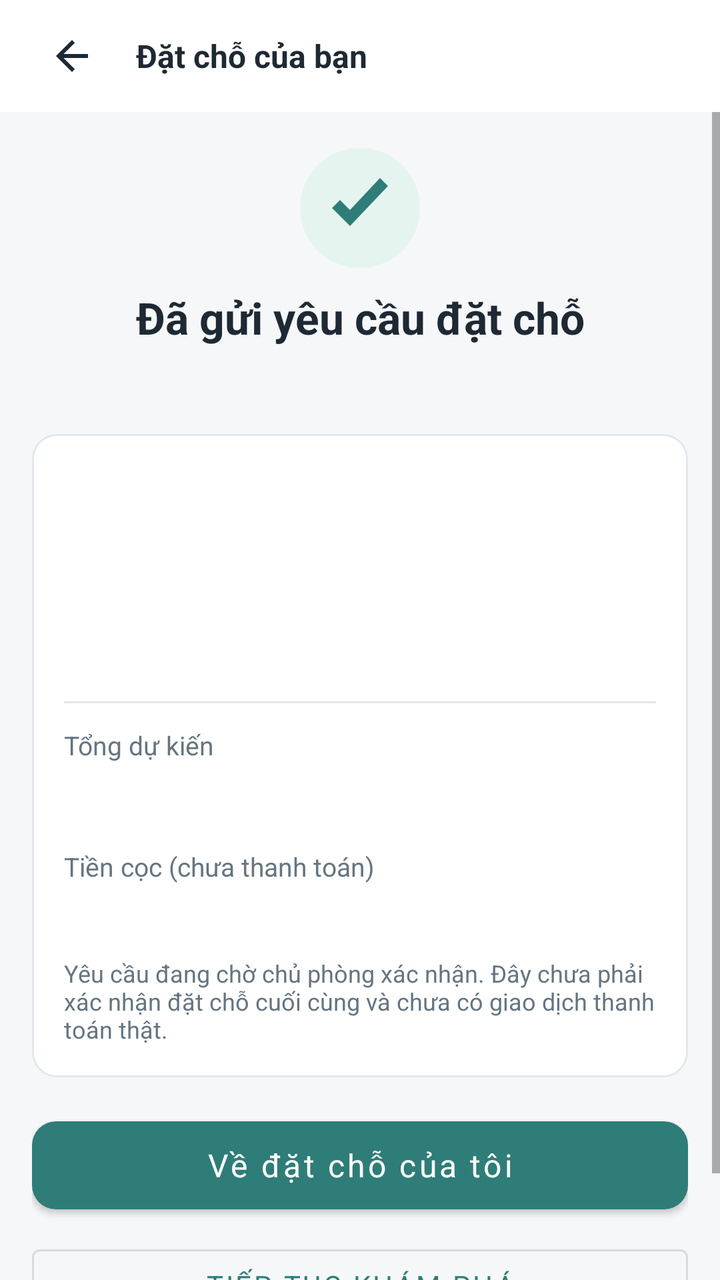
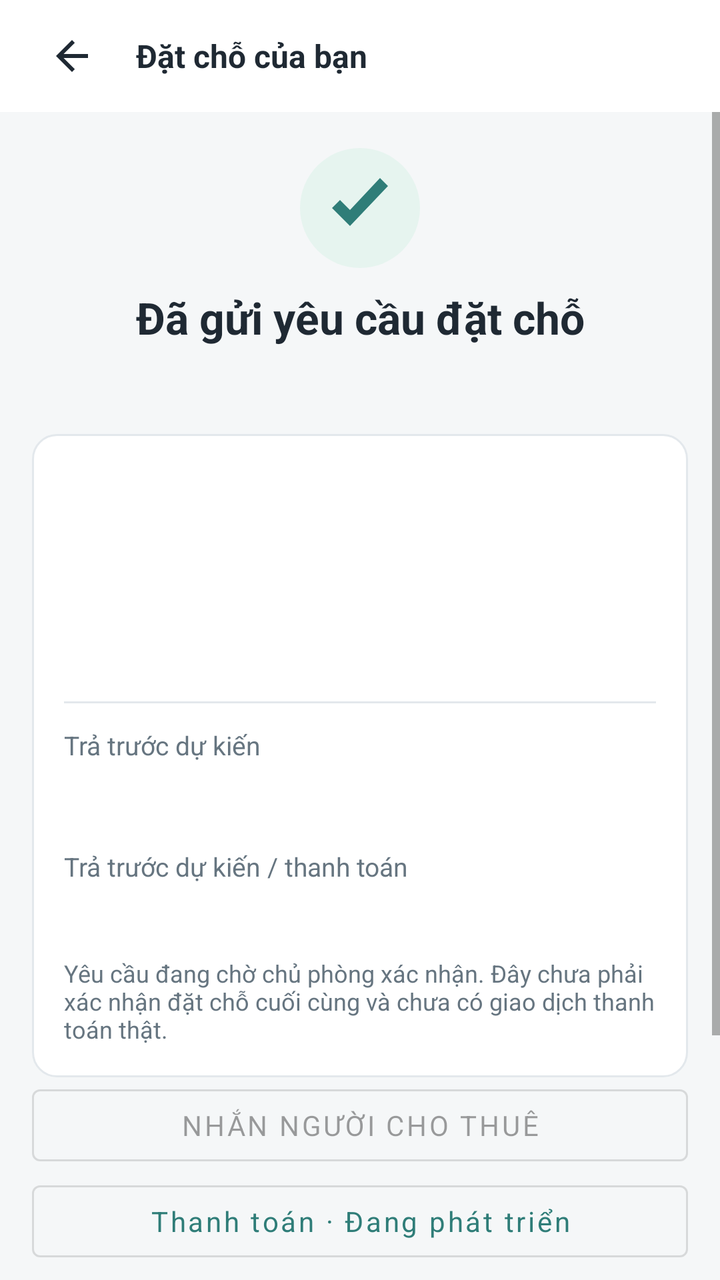

Two renders of the same Android screen: before a commit and after it. Below are the layout's source before the change and the commit's diff.
<!-- AndroidManifest.xml: application theme Theme.BroomSharing -->
<!-- res/layout/activity_booking_success.xml -->
<?xml version="1.0" encoding="utf-8"?>
<androidx.constraintlayout.widget.ConstraintLayout xmlns:android="http://schemas.android.com/apk/res/android"
    xmlns:app="http://schemas.android.com/apk/res-auto"
    xmlns:tools="http://schemas.android.com/tools"
    android:layout_width="match_parent"
    android:layout_height="match_parent"
    android:background="@color/screen_bg"
    tools:context=".BookingSuccessActivity">

    <LinearLayout
        android:id="@+id/topBar"
        android:layout_width="0dp"
        android:layout_height="56dp"
        android:background="@color/white"
        android:gravity="center_vertical"
        android:orientation="horizontal"
        android:paddingStart="12dp"
        android:paddingEnd="12dp"
        app:layout_constraintEnd_toEndOf="parent"
        app:layout_constraintStart_toStartOf="parent"
        app:layout_constraintTop_toTopOf="parent">
        <ImageButton android:id="@+id/confirmationBack" android:layout_width="48dp" android:layout_height="48dp" android:padding="12dp" android:background="?attr/selectableItemBackgroundBorderless" android:src="@drawable/ic_arrow_back" android:contentDescription="Quay lại" />
        <TextView android:layout_width="0dp" android:layout_height="wrap_content" android:layout_marginStart="8dp" android:layout_weight="1" android:text="Đặt chỗ của bạn" android:textColor="@color/text_primary" android:textSize="16sp" android:textStyle="bold" />
    </LinearLayout>

    <ScrollView
        xmlns:android="http://schemas.android.com/apk/res/android"
        android:layout_width="0dp"
        android:layout_height="0dp"
        android:fillViewport="true"
        app:layout_constraintTop_toBottomOf="@id/topBar"
        app:layout_constraintBottom_toBottomOf="parent"
        app:layout_constraintStart_toStartOf="parent"
        app:layout_constraintEnd_toEndOf="parent">

        <LinearLayout
            android:layout_width="match_parent"
            android:layout_height="wrap_content"
            android:orientation="vertical"
            android:padding="16dp">

            <ImageView
                android:layout_width="64dp"
                android:layout_height="64dp"
                android:layout_gravity="center_horizontal"
                android:contentDescription="Đã gửi yêu cầu"
                android:src="@drawable/ic_check" />

            <TextView
                android:id="@+id/tvConfirmationTitle"
                android:layout_width="match_parent"
                android:layout_height="wrap_content"
                android:layout_marginTop="8dp"
                android:gravity="center"
                android:text="@string/booking_success_title"
                android:textColor="@color/text_primary"
                android:textSize="22sp"
                android:textStyle="bold" />

            <Button android:id="@+id/confirmationRetry" android:layout_width="match_parent" android:layout_height="wrap_content" android:text="@string/booking_refresh" android:visibility="gone" />
            <TextView
                android:id="@+id/tvConfirmationCode"
                android:layout_width="match_parent"
                android:layout_height="wrap_content"
                android:layout_marginTop="8dp"
                android:gravity="center"
                android:textColor="@color/teal_dark"
                android:textSize="13sp"
                android:textStyle="bold" />

            <LinearLayout
                android:id="@+id/confirmationBody"
                android:layout_width="match_parent"
                android:layout_height="wrap_content"
                android:layout_marginTop="18dp"
                android:background="@drawable/bg_card"
                android:orientation="vertical"
                android:padding="16dp">

                <TextView
                    android:id="@+id/tvConfirmationRoom"
                    android:layout_width="match_parent"
                    android:layout_height="wrap_content"
                    android:textColor="@color/text_primary"
                    android:textSize="17sp"
                    android:textStyle="bold" />

                <TextView
                    android:id="@+id/tvConfirmationAddress"
                    android:layout_width="match_parent"
                    android:layout_height="wrap_content"
                    android:layout_marginTop="6dp"
                    android:textColor="@color/text_secondary"
                    android:textSize="13sp" />

                <TextView
                    android:id="@+id/tvConfirmationRange"
                    android:layout_width="match_parent"
                    android:layout_height="wrap_content"
                    android:layout_marginTop="14dp"
                    android:textColor="@color/text_primary"
                    android:textSize="13sp" />

                <TextView
                    android:id="@+id/tvConfirmationMode"
                    android:layout_width="match_parent"
                    android:layout_height="wrap_content"
                    android:layout_marginTop="8dp"
                    android:textColor="@color/text_secondary"
                    android:textSize="13sp" />

                <View
                    android:layout_width="match_parent"
                    android:layout_height="1dp"
                    android:layout_marginTop="14dp"
                    android:background="@color/border" />

                <TextView
                    android:layout_width="match_parent"
                    android:layout_height="wrap_content"
                    android:layout_marginTop="12dp"
                    android:text="@string/booking_total_label"
                    android:textColor="@color/text_secondary"
                    android:textSize="13sp" />

                <TextView
                    android:id="@+id/tvConfirmationTotal"
                    android:layout_width="match_parent"
                    android:layout_height="wrap_content"
                    android:layout_marginTop="4dp"
                    android:textColor="@color/teal_dark"
                    android:textSize="20sp"
                    android:textStyle="bold" />

                <TextView
                    android:layout_width="match_parent"
                    android:layout_height="wrap_content"
                    android:layout_marginTop="12dp"
                    android:text="@string/booking_deposit_unpaid"
                    android:textColor="@color/text_secondary"
                    android:textSize="13sp" />

                <TextView
                    android:id="@+id/tvConfirmationDeposit"
                    android:layout_width="match_parent"
                    android:layout_height="wrap_content"
                    android:layout_marginTop="4dp"
                    android:textColor="@color/text_primary"
                    android:textSize="15sp"
                    android:textStyle="bold" />

                <TextView
                    android:layout_width="match_parent"
                    android:layout_height="wrap_content"
                    android:layout_marginTop="12dp"
                    android:id="@+id/tvConfirmationNote"
                    android:text="@string/booking_pending_explanation"
                    android:textColor="@color/text_secondary"
                    android:textSize="12sp" />
            </LinearLayout>

            <com.google.android.material.button.MaterialButton
                android:id="@+id/btnGoBookings"
                style="@style/Widget.BroomSharing.AuthButton"
                android:layout_width="match_parent"
                android:layout_height="wrap_content"
                android:layout_marginTop="16dp"
                android:text="@string/booking_to_my_bookings" />

            <com.google.android.material.button.MaterialButton
                android:id="@+id/btnBackExplore"
                style="@style/Widget.MaterialComponents.Button.OutlinedButton"
                android:layout_width="match_parent"
                android:layout_height="wrap_content"
                android:layout_marginTop="8dp"
                android:layout_marginBottom="16dp"
                android:text="@string/booking_continue_explore" />
        </LinearLayout>
    </ScrollView>
</androidx.constraintlayout.widget.ConstraintLayout>
<!-- resources referenced by this layout -->
<resources>
  <color name="border">#E3E8EC</color>
  <color name="screen_bg">#F5F7F8</color>
  <color name="teal_dark">#246863</color>
  <color name="text_primary">#1F2933</color>
  <color name="text_secondary">#667580</color>
  <color name="white">#FFFFFF</color>
  <!-- drawable bg_card (drawable) -->
  <shape xmlns:android="http://schemas.android.com/apk/res/android" android:shape="rectangle">
      <solid android:color="@color/white" />
      <corners android:radius="12dp" />
      <stroke android:width="1dp" android:color="@color/border" />
  </shape>
  <!-- drawable ic_arrow_back (drawable) -->
  <vector xmlns:android="http://schemas.android.com/apk/res/android" android:width="24dp" android:height="24dp" android:viewportWidth="24" android:viewportHeight="24">
      <path android:fillColor="#1F2933" android:pathData="M20,11H7.8l5.6,-5.6L12,4l-8,8 8,8 1.4,-1.4L7.8,13H20z"/>
  </vector>
  <!-- drawable ic_check (drawable) -->
  <vector xmlns:android="http://schemas.android.com/apk/res/android" android:width="64dp" android:height="64dp" android:viewportWidth="64" android:viewportHeight="64">
      <path android:fillColor="#E6F4EF" android:pathData="M32,2a30,30 0,1 0,0,60 30,30 0,0 0,0,-60"/>
      <path android:fillColor="#2F7D78" android:pathData="M18,32l9,9 19,-20 -4,-4 -15,16 -5,-5z"/>
  </vector>
  <string name="booking_continue_explore">Tiếp tục khám phá</string>
  <string name="booking_deposit_unpaid">Tiền cọc (chưa thanh toán)</string>
  <string name="booking_pending_explanation">Yêu cầu đang chờ chủ phòng xác nhận. Đây chưa phải xác nhận đặt chỗ cuối cùng và chưa có giao dịch thanh toán thật.</string>
  <string name="booking_refresh">Thử lại / làm mới</string>
  <string name="booking_success_title">Đã gửi yêu cầu đặt chỗ</string>
  <string name="booking_to_my_bookings">Về đặt chỗ của tôi</string>
  <string name="booking_total_label">Tổng dự kiến</string>
  <style name="Widget.BroomSharing.AuthButton" parent="Widget.MaterialComponents.Button">
          <item name="android:layout_width">match_parent</item>
          <item name="android:layout_height">wrap_content</item>
          <item name="android:minHeight">56dp</item>
          <item name="android:layout_marginTop">12dp</item>
          <item name="android:textAllCaps">false</item>
          <item name="android:textSize">16sp</item>
          <item name="cornerRadius">12dp</item>
          <item name="backgroundTint">@color/teal</item>
      </style>
  <style name="Theme.BroomSharing" parent="Theme.MaterialComponents.DayNight.NoActionBar">
          <item name="colorPrimary">@color/teal</item>
          <item name="colorSecondary">@color/teal</item>
          <item name="colorPrimaryVariant">@color/teal_dark</item>
          <item name="colorOnPrimary">@color/white</item>
          <item name="android:fontFamily">sans-serif</item>
          <item name="android:windowLightStatusBar">true</item>
          <item name="android:statusBarColor">@color/white</item>
          <item name="android:navigationBarColor">@color/white</item>
          <item name="android:windowBackground">@color/screen_bg</item>
      </style>
  <color name="teal">#2F7D78</color>
</resources>

<!-- the commit's change to res/layout/activity_booking_success.xml (unified diff, before → after) -->
@@ -159,6 +159,8 @@
                     android:textSize="12sp" />
             </LinearLayout>
 
+            <com.google.android.material.button.MaterialButton android:id="@+id/bookingChat" style="@style/Widget.MaterialComponents.Button.OutlinedButton" android:layout_width="match_parent" android:layout_height="wrap_content" android:text="@string/chat_contact" android:enabled="false" />
+            <com.google.android.material.button.MaterialButton android:id="@+id/bookingPayment" style="@style/Widget.MaterialComponents.Button.OutlinedButton" android:layout_width="match_parent" android:layout_height="wrap_content" android:text="Thanh toán · Đang phát triển" android:textAllCaps="false" />
             <com.google.android.material.button.MaterialButton
                 android:id="@+id/btnGoBookings"
                 style="@style/Widget.BroomSharing.AuthButton"
<!-- resource entries referenced after the edit -->
@@ -22,12 +22,13 @@
       <path android:fillColor="#2F7D78" android:pathData="M18,32l9,9 19,-20 -4,-4 -15,16 -5,-5z"/>
   </vector>
   <string name="booking_continue_explore">Tiếp tục khám phá</string>
-  <string name="booking_deposit_unpaid">Tiền cọc (chưa thanh toán)</string>
+  <string name="booking_deposit_unpaid">Trả trước dự kiến / thanh toán</string>
   <string name="booking_pending_explanation">Yêu cầu đang chờ chủ phòng xác nhận. Đây chưa phải xác nhận đặt chỗ cuối cùng và chưa có giao dịch thanh toán thật.</string>
   <string name="booking_refresh">Thử lại / làm mới</string>
   <string name="booking_success_title">Đã gửi yêu cầu đặt chỗ</string>
   <string name="booking_to_my_bookings">Về đặt chỗ của tôi</string>
-  <string name="booking_total_label">Tổng dự kiến</string>
+  <string name="booking_total_label">Trả trước dự kiến</string>
+  <string name="chat_contact">Nhắn người cho thuê</string>
   <style name="Widget.BroomSharing.AuthButton" parent="Widget.MaterialComponents.Button">
           <item name="android:layout_width">match_parent</item>
           <item name="android:layout_height">wrap_content</item>
